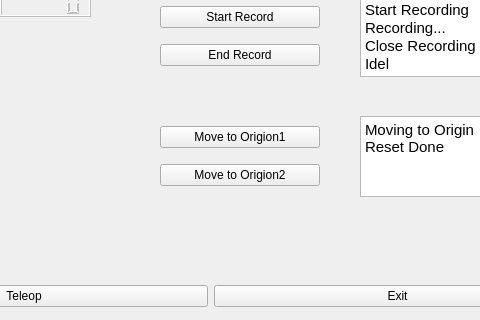
The window that src/mainwindow.ui (timothijoe/ros_com_interface) describes before a commit, drawn with Qt 5; both pictures show x 180 to 660 and y 184 to 504 of the 789 by 609 pixel window.
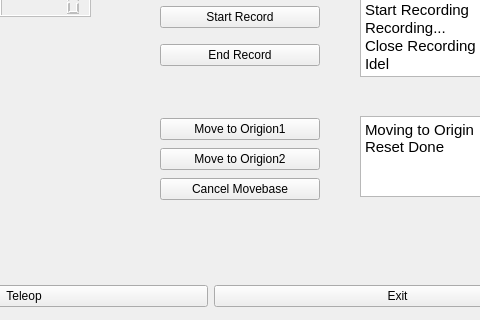
The same window after the commit.

Commit message: solved cancel problem

Diff of the .ui file:
```diff
--- a/src/mainwindow.ui
+++ b/src/mainwindow.ui
@@ -105,7 +105,7 @@
       <x>340</x>
       <y>300</y>
       <width>160</width>
-      <height>80</height>
+      <height>89</height>
      </rect>
     </property>
     <layout class="QVBoxLayout" name="verticalLayout_5">
@@ -123,6 +123,13 @@
        </property>
       </widget>
      </item>
+     <item>
+      <widget class="QPushButton" name="cancelMovebase">
+       <property name="text">
+        <string>Cancel Movebase</string>
+       </property>
+      </widget>
+     </item>
     </layout>
    </widget>
    <widget class="QLabel" name="label_4">
```
The commit also changes 4 other files.
